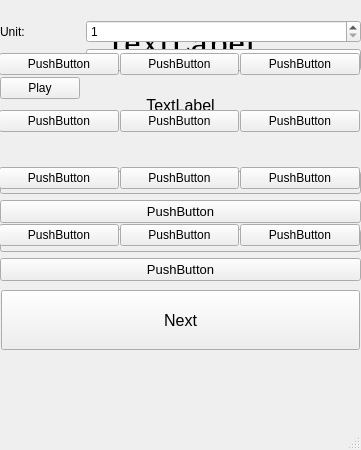
The window that my_design.ui (KuznetsovaViktoria/Discover_China_1_Personal_Project) describes before a commit, drawn with Qt 5.
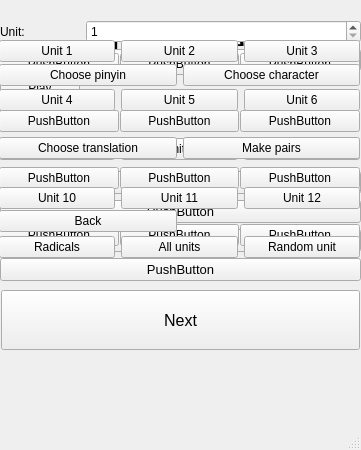
The same window after the commit.

Commit message: middle of nem main menu

What changed in the file:
```diff
--- a/my_design.ui
+++ b/my_design.ui
@@ -311,6 +311,170 @@
      </item>
     </layout>
    </widget>
+   <widget class="QWidget" name="gridLayoutWidget_2">
+    <property name="geometry">
+     <rect>
+      <x>-1</x>
+      <y>19</y>
+      <width>361</width>
+      <height>261</height>
+     </rect>
+    </property>
+    <layout class="QGridLayout" name="menu1_layout">
+     <item row="2" column="2">
+      <widget class="QPushButton" name="btn_unit9">
+       <property name="text">
+        <string>Unit 9</string>
+       </property>
+      </widget>
+     </item>
+     <item row="0" column="2">
+      <widget class="QPushButton" name="btn_unit3">
+       <property name="text">
+        <string>Unit 3</string>
+       </property>
+      </widget>
+     </item>
+     <item row="3" column="1">
+      <widget class="QPushButton" name="btn_unit11">
+       <property name="text">
+        <string>Unit 11</string>
+       </property>
+      </widget>
+     </item>
+     <item row="0" column="0">
+      <widget class="QPushButton" name="btn_unit1">
+       <property name="text">
+        <string>Unit 1</string>
+       </property>
+      </widget>
+     </item>
+     <item row="2" column="0">
+      <widget class="QPushButton" name="btn_unit7">
+       <property name="text">
+        <string>Unit 7</string>
+       </property>
+      </widget>
+     </item>
+     <item row="1" column="1">
+      <widget class="QPushButton" name="btn_unit5">
+       <property name="text">
+        <string>Unit 5</string>
+       </property>
+      </widget>
+     </item>
+     <item row="2" column="1">
+      <widget class="QPushButton" name="btn_unit8">
+       <property name="text">
+        <string>Unit 8</string>
+       </property>
+      </widget>
+     </item>
+     <item row="1" column="2">
+      <widget class="QPushButton" name="btn_unit6">
+       <property name="text">
+        <string>Unit 6</string>
+       </property>
+      </widget>
+     </item>
+     <item row="3" column="0">
+      <widget class="QPushButton" name="btn_unit10">
+       <property name="text">
+        <string>Unit 10</string>
+       </property>
+      </widget>
+     </item>
+     <item row="3" column="2">
+      <widget class="QPushButton" name="btn_unit12">
+       <property name="text">
+        <string>Unit 12</string>
+       </property>
+      </widget>
+     </item>
+     <item row="1" column="0">
+      <widget class="QPushButton" name="btn_unit4">
+       <property name="text">
+        <string>Unit 4</string>
+       </property>
+      </widget>
+     </item>
+     <item row="0" column="1">
+      <widget class="QPushButton" name="btn_unit2">
+       <property name="text">
+        <string>Unit 2</string>
+       </property>
+      </widget>
+     </item>
+     <item row="4" column="0">
+      <widget class="QPushButton" name="btn_rad">
+       <property name="text">
+        <string>Radicals</string>
+       </property>
+      </widget>
+     </item>
+     <item row="4" column="1">
+      <widget class="QPushButton" name="btn_all">
+       <property name="text">
+        <string>All units</string>
+       </property>
+      </widget>
+     </item>
+     <item row="4" column="2">
+      <widget class="QPushButton" name="btn_random">
+       <property name="text">
+        <string>Random unit</string>
+       </property>
+      </widget>
+     </item>
+    </layout>
+   </widget>
+   <widget class="QWidget" name="formLayoutWidget">
+    <property name="geometry">
+     <rect>
+      <x>-1</x>
+      <y>19</y>
+      <width>361</width>
+      <height>261</height>
+     </rect>
+    </property>
+    <layout class="QGridLayout" name="menu2_layout">
+     <item row="0" column="0">
+      <widget class="QPushButton" name="pinyin_btn">
+       <property name="text">
+        <string>Choose pinyin</string>
+       </property>
+      </widget>
+     </item>
+     <item row="0" column="1">
+      <widget class="QPushButton" name="char_btn">
+       <property name="text">
+        <string>Choose character</string>
+       </property>
+      </widget>
+     </item>
+     <item row="1" column="0">
+      <widget class="QPushButton" name="tran_btn">
+       <property name="text">
+        <string>Choose translation</string>
+       </property>
+      </widget>
+     </item>
+     <item row="1" column="1">
+      <widget class="QPushButton" name="pairs_btn">
+       <property name="text">
+        <string>Make pairs</string>
+       </property>
+      </widget>
+     </item>
+     <item row="2" column="0">
+      <widget class="QPushButton" name="back_btn">
+       <property name="text">
+        <string>Back</string>
+       </property>
+      </widget>
+     </item>
+    </layout>
+   </widget>
   </widget>
   <widget class="QMenuBar" name="menubar">
    <property name="geometry">
```
The commit also changes 4 other files.
